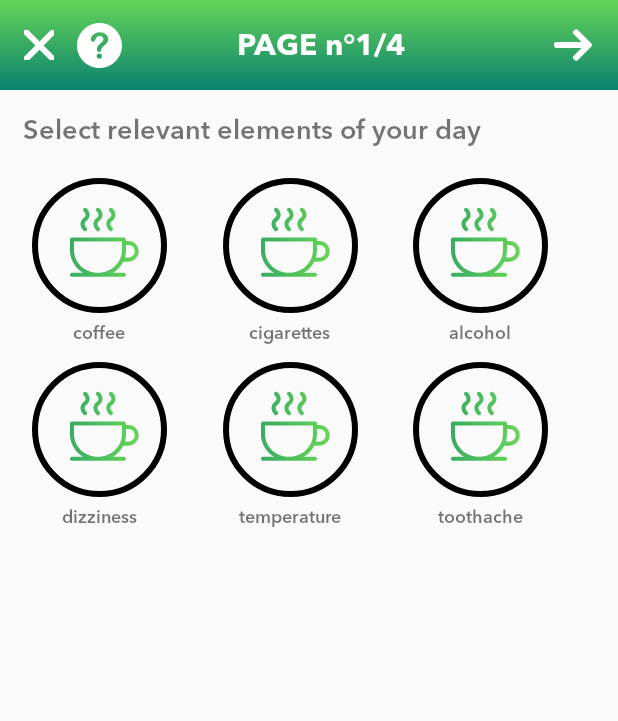
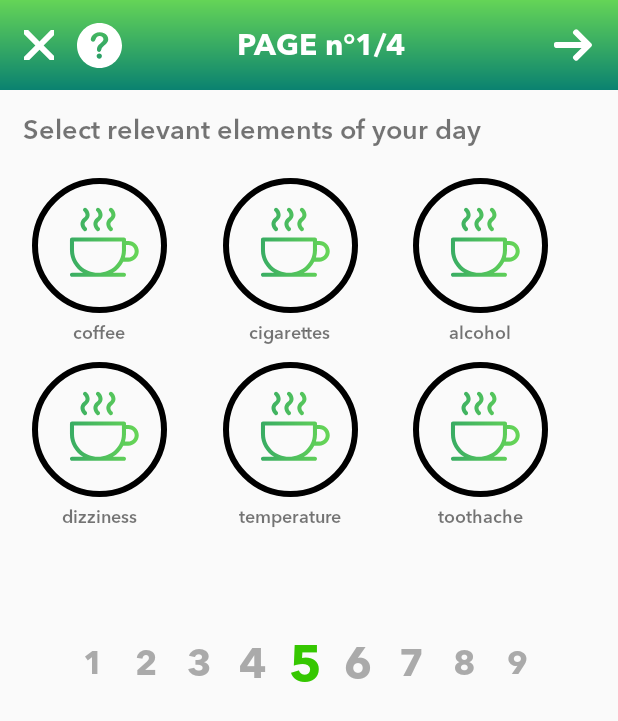
Before and after one commit to ThierrySandoz/IDAche, an Android app: the HeadacheActivity screen opened directly, with no data from a screen before it, on a phone screen of 412 x 824 dp. Shown: the top 721 px of the screen. Run offline under Robolectric (Android 15) with nearby library versions, the phone set to English and light mode, and no system bars; libraries missing offline, so code that uses them is left out: com.mikhaellopez.circularimageview; plain views replace CircularImageView; 4 statements that could not run were skipped.

Commit message:
Main activity : Added data visualization (bpm + meteo + sleep + ...); History activity : Added date picker + data visualization (to change); Headache activity : Added number picker

```diff
--- a/IDAche/Code/app/build.gradle
+++ b/IDAche/Code/app/build.gradle
@@ -51,6 +51,9 @@ dependencies {
     // Needed for image features (image form URL + rounded image)
     implementation 'com.squareup.picasso:picasso:2.71828'
 
+    // Needed for customization of the wheel data picker
+    implementation 'com.super_rabbit.wheel_picker:NumberPicker:1.0.1'
+
     // Needed for getting the user location
     implementation "com.google.android.gms:play-services-location:18.0.0"
 
--- /dev/null
+++ b/IDAche/Code/app/src/main/java/com/example/iuam_idache/adapters/PickerAdapter.kt
@@ -0,0 +1,74 @@
+package com.example.iuam_idache.adapters
+
+import android.content.Context
+import android.graphics.Color
+import android.view.LayoutInflater
+import android.view.View
+import android.view.ViewGroup
+import android.widget.TextView
+import androidx.core.content.ContextCompat
+import androidx.recyclerview.widget.RecyclerView
+import com.example.iuam_idache.R
+
+class PickerAdapter : RecyclerView.Adapter<PickerAdapter.PickerItemViewHolder>() {
+
+    private val data: ArrayList<String> = ArrayList()
+    var callback: Callback? = null
+    private val clickListener = View.OnClickListener { v -> v?.let { callback?.onItemClicked(it) } }
+    private var selectedItem: Int? = -1
+    private var ctx: Context? = null
+
+    override fun onCreateViewHolder(
+        parent: ViewGroup,
+        viewType: Int
+    ): PickerItemViewHolder {
+
+        ctx = parent.context
+
+        val itemView: View = LayoutInflater.from(parent.context)
+            .inflate(R.layout.fragment_headache_numberpicker_unit, parent, false)
+
+        itemView.setOnClickListener(clickListener)
+
+        return PickerItemViewHolder(itemView)
+    }
+
+    override fun getItemCount(): Int {
+        return data.size
+    }
+
+    override fun onBindViewHolder(
+        holder: PickerItemViewHolder,
+        position: Int
+    ) {
+        holder.tvItem?.text = data[position]
+
+        when (selectedItem) {
+            position -> {
+                holder.tvItem?.setTextColor(ContextCompat.getColor(ctx!!, R.color.colorGreenLight))
+                selectedItem = -1
+            }
+            else -> holder.tvItem?.setTextColor(ContextCompat.getColor(ctx!!, R.color.colorDarkGray))
+        }
+    }
+
+    fun setSelectedItem(position: Int) {
+        selectedItem = position
+        notifyDataSetChanged()
+    }
+
+    fun setData(data: ArrayList<String>) {
+        this.data.clear()
+        this.data.addAll(data)
+        notifyDataSetChanged()
+    }
+
+    interface Callback {
+        fun onItemClicked(view: View)
+    }
+
+    class PickerItemViewHolder(itemView: View?) : RecyclerView.ViewHolder(itemView!!) {
+
+        val tvItem: TextView? = itemView?.findViewById(R.id.tv_item)
+    }
+}
--- /dev/null
+++ b/IDAche/Code/app/src/main/java/com/example/iuam_idache/classes/PickerLayoutManager.kt
@@ -0,0 +1,98 @@
+package com.example.iuam_idache.classes
+
+import android.content.Context
+import androidx.recyclerview.widget.LinearLayoutManager
+import androidx.recyclerview.widget.LinearSnapHelper
+import androidx.recyclerview.widget.RecyclerView
+
+class PickerLayoutManager(context: Context?) : LinearLayoutManager(context) {
+
+    init {
+        orientation = HORIZONTAL
+    }
+
+    var callback: OnItemSelectedListener? = null
+    private lateinit var recyclerView: RecyclerView
+
+    override fun onAttachedToWindow(view: RecyclerView?) {
+        super.onAttachedToWindow(view)
+        recyclerView = view!!
+
+        // snapping
+        LinearSnapHelper().attachToRecyclerView(recyclerView)
+    }
+
+    override fun onLayoutChildren(
+        recycler: RecyclerView.Recycler?,
+        state: RecyclerView.State
+    ) {
+        super.onLayoutChildren(recycler, state)
+        scaleDownView()
+    }
+
+    override fun scrollHorizontallyBy(
+        dx: Int,
+        recycler: RecyclerView.Recycler?,
+        state: RecyclerView.State?
+    ): Int {
+        return if (orientation == HORIZONTAL) {
+            val scrolled = super.scrollHorizontallyBy(dx, recycler, state)
+            scaleDownView()
+            scrolled
+        } else {
+            0
+        }
+    }
+
+    private fun scaleDownView() {
+        val mid = width / 2.0f
+        for (i in 0 until childCount) {
+
+            // Calculating the distance of the child from the center
+            val child = getChildAt(i)
+            val childMid = (getDecoratedLeft(child!!) + getDecoratedRight(child)) / 2.0f
+            val distanceFromCenter = kotlin.math.abs(mid - childMid)
+
+            // The scaling formula
+            val scale = 1 - kotlin.math.sqrt((distanceFromCenter / width).toDouble()).toFloat() * 0.66f
+
+            // Set scale to view
+            child.scaleX = scale
+            child.scaleY = scale
+        }
+    }
+
+    override fun onScrollStateChanged(state: Int) {
+        super.onScrollStateChanged(state)
+
+        // When scroll stops we notify on the selected item
+        if (state == RecyclerView.SCROLL_STATE_IDLE) {
+
+            // Find the closest child to the recyclerView center --> this is the selected item.
+            val recyclerViewCenterX = getRecyclerViewCenterX()
+            var minDistance = recyclerView.width
+            var position = -1
+            for (i in 0 until recyclerView.childCount) {
+                val child = recyclerView.getChildAt(i)
+                val childCenterX =
+                    getDecoratedLeft(child) + (getDecoratedRight(child) - getDecoratedLeft(child)) / 2
+                val newDistance = kotlin.math.abs(childCenterX - recyclerViewCenterX)
+                if (newDistance < minDistance) {
+                    minDistance = newDistance
+                    position = recyclerView.getChildLayoutPosition(child)
+                }
+            }
+
+            // Notify on item selection
+            callback?.onItemSelected(position)
+        }
+    }
+
+    private fun getRecyclerViewCenterX(): Int {
+        return (recyclerView.right - recyclerView.left) / 2 + recyclerView.left
+    }
+
+    interface OnItemSelectedListener {
+        fun onItemSelected(layoutPosition: Int)
+    }
+}
--- /dev/null
+++ b/IDAche/Code/app/src/main/java/com/example/iuam_idache/classes/ScreenUtils.kt
@@ -0,0 +1,29 @@
+package com.example.iuam_idache.classes
+
+import android.content.Context
+import android.util.DisplayMetrics
+import android.util.TypedValue
+import android.view.WindowManager
+
+class ScreenUtils {
+
+    companion object {
+
+        fun getScreenWidth(context: Context): Int {
+            val windowManager = context.getSystemService(Context.WINDOW_SERVICE) as WindowManager
+            val dm = DisplayMetrics()
+            windowManager.defaultDisplay.getMetrics(dm)
+            return dm.widthPixels
+        }
+
+        fun dpToPx(
+            context: Context,
+            value: Int
+        ): Int {
+            return TypedValue.applyDimension(
+                TypedValue.COMPLEX_UNIT_DIP, value.toFloat(), context.resources.displayMetrics
+            )
+                .toInt()
+        }
+    }
+}
--- /dev/null
+++ b/IDAche/Code/app/src/main/java/com/example/iuam_idache/fragments/NumberPickerFragment.kt
@@ -0,0 +1,74 @@
+package com.example.iuam_idache.fragments
+
+import android.os.Bundle
+import android.util.Log
+import android.view.LayoutInflater
+import android.view.View
+import android.view.ViewGroup
+import android.widget.Toast
+import androidx.fragment.app.Fragment
+import androidx.recyclerview.widget.RecyclerView
+import com.example.iuam_idache.R
+import com.example.iuam_idache.adapters.PickerAdapter
+import com.example.iuam_idache.classes.PickerLayoutManager
+import com.example.iuam_idache.classes.ScreenUtils
+
+class NumberPickerFragment : Fragment() {
+
+    private val data = (1..9).toList().map { it.toString() } as ArrayList<String>
+    private lateinit var rvHorizontalPicker: RecyclerView
+    private lateinit var sliderAdapter: PickerAdapter
+    private val defaultPosition: Int = 5
+
+    override fun onCreateView(inflater: LayoutInflater, container: ViewGroup?, savedInstanceState: Bundle?): View? {
+        super.onCreateView(inflater, container, savedInstanceState)
+
+        // Inflate the view
+        val view = inflater.inflate(R.layout.fragment_headache_numberpicker, container, false)
+
+        // Get the recyclerView
+        rvHorizontalPicker = view.findViewById(R.id.rv_horizontal_picker)
+
+        // Setting the padding such that the items will appear in the middle of the screen
+        val padding: Int = ScreenUtils.getScreenWidth(requireContext()) / 2 - ScreenUtils.dpToPx(
+            requireContext(), 40)
+        rvHorizontalPicker.setPadding(padding, 0, padding, 0)
+
+        // Setting layout manager
+        rvHorizontalPicker.layoutManager = PickerLayoutManager(context).apply {
+            callback = object : PickerLayoutManager.OnItemSelectedListener {
+                override fun onItemSelected(layoutPosition: Int) {
+                    sliderAdapter.setSelectedItem(layoutPosition)
+                    Log.d("selected text", data[layoutPosition])
+                    Toast.makeText(context, data[layoutPosition], Toast.LENGTH_SHORT).show()
+                }
+            }
+        }
+
+        // Setting Adapter
+        sliderAdapter = PickerAdapter()
+
+        // Bind the adapter to the recyclerView
+        rvHorizontalPicker.adapter = sliderAdapter.apply {
+            setData(data)
+
+            // Set the default number to 5
+            setSelectedItem(defaultPosition-1)
+            rvHorizontalPicker.scrollToPosition(defaultPosition-1)
+
+            // Callback on item click to move to the right number
+            callback = object : PickerAdapter.Callback {
+                override fun onItemClicked(view: View) {
+                    rvHorizontalPicker.smoothScrollToPosition(
+                        rvHorizontalPicker.getChildLayoutPosition(
+                            view
+                        )
+                    )
+                }
+            }
+        }
+
+        // Return the fragment view/layout
+        return view
+    }
+}
--- a/IDAche/Code/app/src/main/res/layout/activity_headache_content.xml
+++ b/IDAche/Code/app/src/main/res/layout/activity_headache_content.xml
@@ -1,15 +1,25 @@
 <?xml version="1.0" encoding="utf-8"?>
-<androidx.constraintlayout.widget.ConstraintLayout
+<LinearLayout
     xmlns:android="http://schemas.android.com/apk/res/android"
     android:layout_width="match_parent"
-    android:layout_height="match_parent">
+    android:layout_height="match_parent"
+    android:orientation="vertical">
 
     <fragment
         android:id="@+id/fragment_headache_select_symptom"
         android:name="com.example.iuam_idache.fragments.SelectSymptomsFragment"
         android:layout_width="match_parent"
-        android:layout_height="match_parent">
+        android:layout_height="wrap_content">
+    </fragment>
+
+    <fragment
+        android:id="@+id/fragment_headache_numberpicker"
+        android:name="com.example.iuam_idache.fragments.NumberPickerFragment"
+        android:layout_marginVertical="40dp"
+        android:layout_marginHorizontal="20dp"
+        android:layout_width="match_parent"
+        android:layout_height="wrap_content">
     </fragment>
 
 
-</androidx.constraintlayout.widget.ConstraintLayout>
+</LinearLayout>
--- /dev/null
+++ b/IDAche/Code/app/src/main/res/layout/fragment_headache_numberpicker.xml
@@ -0,0 +1,24 @@
+<?xml version="1.0" encoding="utf-8"?>
+<LinearLayout xmlns:android="http://schemas.android.com/apk/res/android"
+    android:layout_width="match_parent"
+    android:layout_height="wrap_content"
+    xmlns:app="http://schemas.android.com/apk/res-auto"
+    xmlns:tools="http://schemas.android.com/tools"
+    android:layout_margin="20dp">
+
+    <androidx.recyclerview.widget.RecyclerView
+        android:id="@+id/rv_horizontal_picker"
+        android:layout_width="match_parent"
+        android:layout_height="wrap_content"
+        android:clipToPadding="false"
+        app:layout_constraintEnd_toEndOf="parent"
+        app:layout_constraintLeft_toLeftOf="parent"
+        app:layout_constraintRight_toRightOf="parent"
+        app:layout_constraintStart_toStartOf="parent"
+        app:layout_constraintTop_toTopOf="parent"
+        tools:itemCount="5"
+        tools:listitem="@layout/fragment_headache_numberpicker_unit"
+        />
+
+
+</LinearLayout>
--- /dev/null
+++ b/IDAche/Code/app/src/main/res/layout/fragment_headache_numberpicker_unit.xml
@@ -0,0 +1,26 @@
+<?xml version="1.0" encoding="utf-8"?>
+<androidx.constraintlayout.widget.ConstraintLayout xmlns:android="http://schemas.android.com/apk/res/android"
+    xmlns:app="http://schemas.android.com/apk/res-auto"
+    xmlns:tools="http://schemas.android.com/tools"
+    android:layout_width="wrap_content"
+    android:layout_height="wrap_content"
+    android:paddingLeft="6dp"
+    android:paddingTop="6dp"
+    android:paddingRight="6dp"
+    android:paddingBottom="6dp">
+
+    <androidx.appcompat.widget.AppCompatTextView
+        android:id="@+id/tv_item"
+        android:layout_width="wrap_content"
+        android:layout_height="wrap_content"
+        android:maxLines="1"
+        app:fontFamily="@font/avenir_next_lt_pro_bold"
+        app:layout_constraintBottom_toBottomOf="parent"
+        app:layout_constraintEnd_toEndOf="parent"
+        app:layout_constraintStart_toStartOf="parent"
+        app:layout_constraintTop_toTopOf="parent"
+        tools:text="10"
+        android:textSize="36sp"
+        />
+
+</androidx.constraintlayout.widget.ConstraintLayout>
--- a/IDAche/Code/app/src/main/res/values/colors.xml
+++ b/IDAche/Code/app/src/main/res/values/colors.xml
@@ -9,4 +9,5 @@
     <color name="colorGreenPrimaryDark">#106b5d</color>
     <color name="colorEndGradient">#65d457</color>
     <color name="colorStartGradient">#0a8270</color>
+    <color name="colorDarkGray">#AAAAAA</color>
 </resources>
```
Also changed, not shown: IDAche/Code/app/src/main/java/com/example/iuam_idache/activities/HistoryActivity.kt (+47 -0 lines), IDAche/Code/app/src/main/java/com/example/iuam_idache/adapters/WPDayPickerAdapter.kt (added, +35 -0 lines), IDAche/Code/app/src/main/res/drawable/ic_baseline_keyboard_arrow_down.xml (added, +9 -0 lines), IDAche/Code/app/src/main/res/drawable/ic_baseline_keyboard_arrow_up.xml (added, +9 -0 lines), IDAche/Code/app/src/main/res/layout/activity_history_content.xml (+26 -3 lines), IDAche/Code/app/src/main/res/layout/activity_history_datepicker.xml (added, +30 -0 lines), IDAche/Code/app/src/main/res/layout/activity_history_recap.xml (added, +21 -0 lines), IDAche/Code/app/src/main/res/values/styles.xml (+9 -0 lines).
